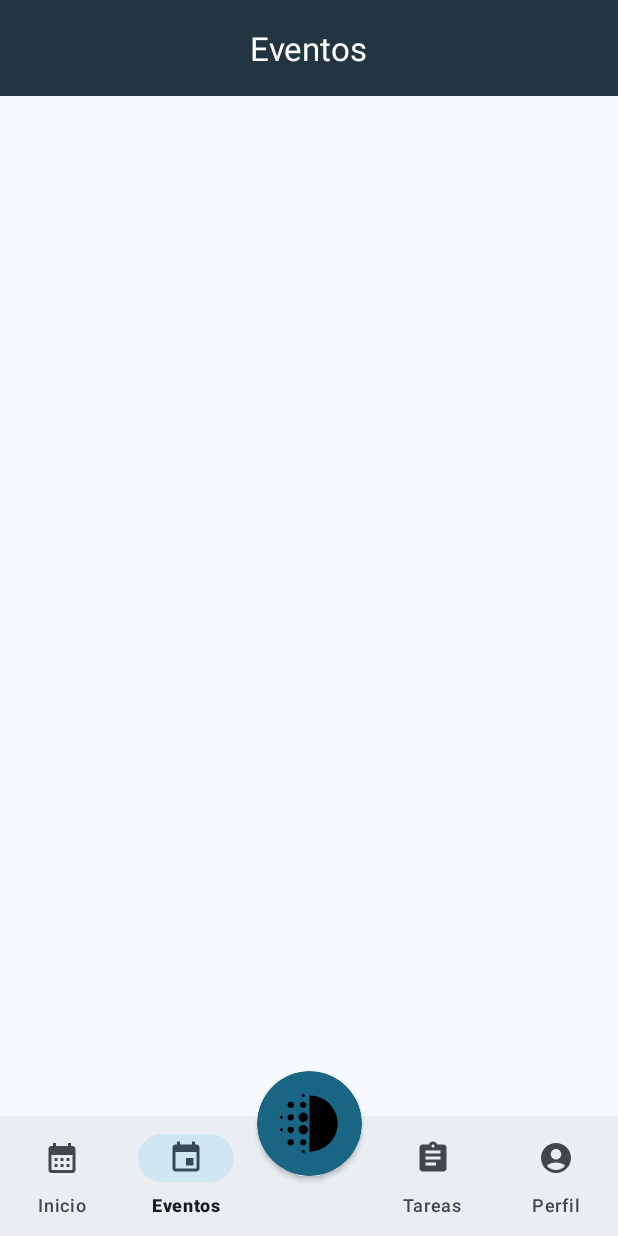
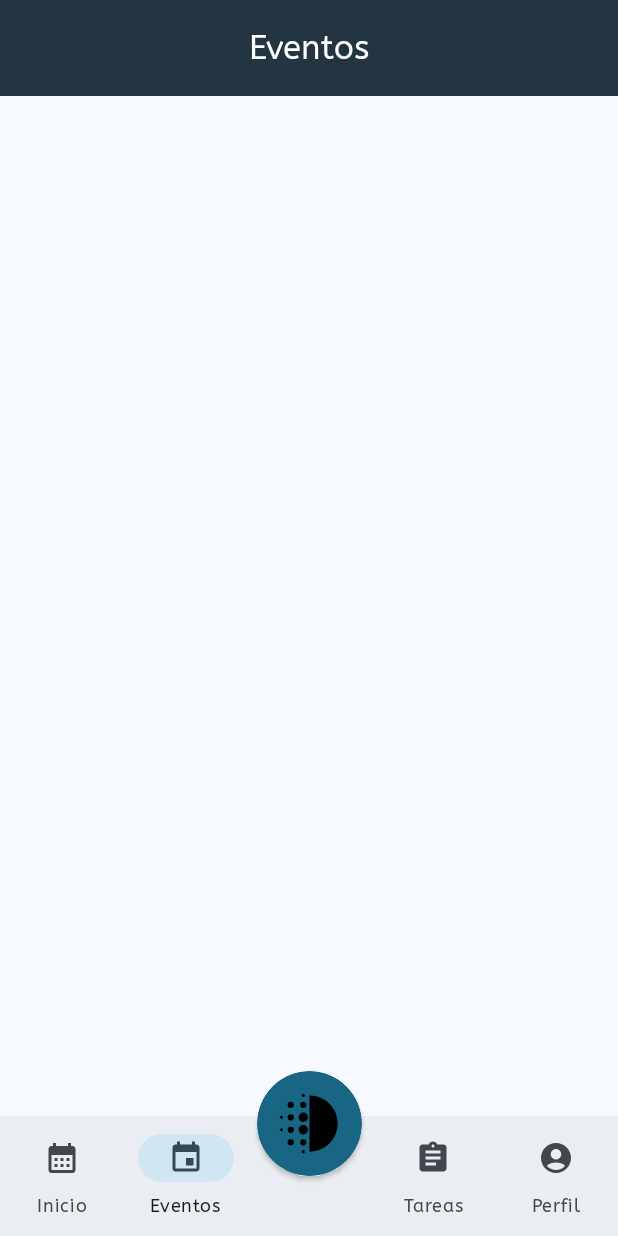
Before and after one commit to diegogd04/DiaryBook, an Android app: the screen it shows after launch (MainActivity), item 3 of the bottom bar chosen, on a phone screen of 412 x 824 dp. Run offline under Robolectric (Android 15) with nearby library versions, the phone set to English and light mode, and no system bars; our stand-ins replace navigation-ui; libraries missing offline, so code that uses them is left out: org.koin.ksp; 4 statements that could not run were skipped.

Commit message:
Implementar fuente.

```diff
--- /dev/null
+++ b/app/src/main/res/font/abeezee.xml
@@ -0,0 +1,11 @@
+<?xml version="1.0" encoding="utf-8"?>
+<font-family xmlns:android="http://schemas.android.com/apk/res/android">
+    <font
+        android:font="@font/abeezee_regular"
+        android:fontStyle="normal"
+        android:fontWeight="400" />
+    <font
+        android:font="@font/abeezee_italic"
+        android:fontStyle="italic"
+        android:fontWeight="400" />
+</font-family>
--- a/app/src/main/res/values-night/themes.xml
+++ b/app/src/main/res/values-night/themes.xml
@@ -1,6 +1,9 @@
 <resources>
 
     <style name="AppTheme" parent="Theme.Material3.Dark.NoActionBar">
+
+        <item name="android:fontFamily">@font/abeezee</item>
+
         <item name="colorPrimary">@color/md_theme_primary</item>
         <item name="colorOnPrimary">@color/md_theme_onPrimary</item>
         <item name="colorPrimaryContainer">@color/md_theme_primaryContainer</item>
--- a/app/src/main/res/values/themes.xml
+++ b/app/src/main/res/values/themes.xml
@@ -1,6 +1,9 @@
 <resources>
 
     <style name="AppTheme" parent="Theme.Material3.Light.NoActionBar">
+
+        <item name="android:fontFamily">@font/abeezee</item>
+
         <item name="colorPrimary">@color/md_theme_primary</item>
         <item name="colorOnPrimary">@color/md_theme_onPrimary</item>
         <item name="colorPrimaryContainer">@color/md_theme_primaryContainer</item>
```
Also changed, not shown: app/src/main/res/font/abeezee_italic.ttf (added), app/src/main/res/font/abeezee_regular.ttf (added).
